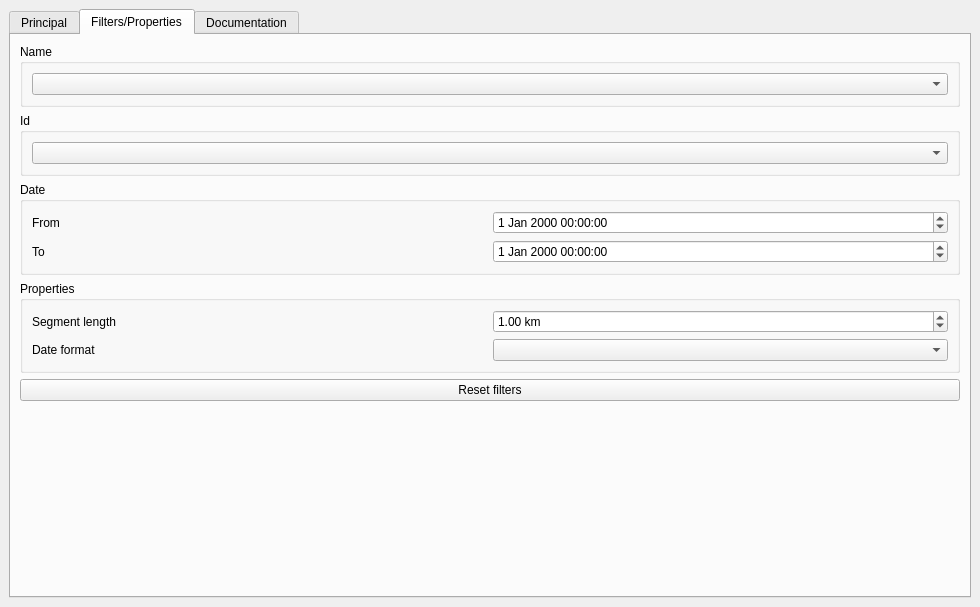
First picture: the form in Radiotrack_dockwidget_base.ui, repository lccanon/Radiotrack, before the edit.
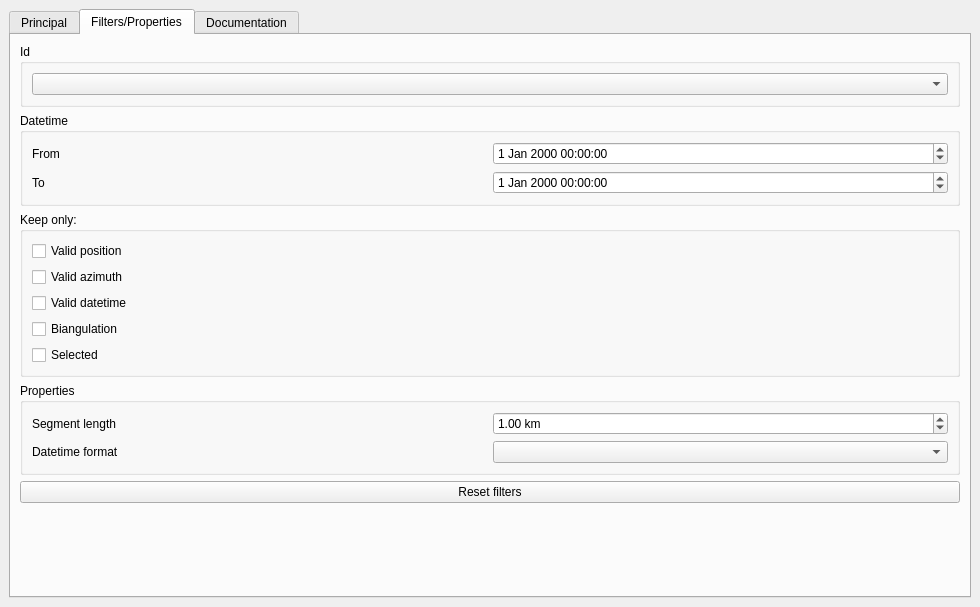
Second picture: the form after the edit. The open tabs and pages were chosen to show the change. Custom widgets are drawn as their Qt base class.

Commit message: datetime instead of date, more filter options, bug fixes, refactor, detection of invalid dates, ...

Diff of the .ui file:
```diff
--- a/Radiotrack_dockwidget_base.ui
+++ b/Radiotrack_dockwidget_base.ui
@@ -114,27 +114,6 @@
         <string>Filters/Properties</string>
        </attribute>
        <layout class="QVBoxLayout" name="verticalLayout_4">
-        <item>
-         <widget class="QGroupBox" name="groupBox_2">
-          <property name="enabled">
-           <bool>true</bool>
-          </property>
-          <property name="sizePolicy">
-           <sizepolicy hsizetype="Expanding" vsizetype="Preferred">
-            <horstretch>0</horstretch>
-            <verstretch>0</verstretch>
-           </sizepolicy>
-          </property>
-          <property name="title">
-           <string>Name</string>
-          </property>
-          <layout class="QHBoxLayout" name="horizontalLayout_6">
-           <item>
-            <widget class="QComboBox" name="nameFilter"/>
-           </item>
-          </layout>
-         </widget>
-        </item>
         <item>
          <widget class="QGroupBox" name="groupBox">
           <property name="sizePolicy">
@@ -168,7 +147,7 @@
            </sizepolicy>
           </property>
           <property name="title">
-           <string>Date</string>
+           <string>Datetime</string>
           </property>
           <layout class="QHBoxLayout" name="horizontalLayout_4">
            <item>
@@ -214,6 +193,50 @@
           </layout>
          </widget>
         </item>
+        <item>
+         <widget class="QGroupBox" name="groupBox_2">
+          <property name="title">
+           <string>Keep only:</string>
+          </property>
+          <layout class="QGridLayout" name="gridLayout_2">
+           <item row="0" column="0">
+            <widget class="QCheckBox" name="position">
+             <property name="text">
+              <string>Valid position</string>
+             </property>
+            </widget>
+           </item>
+           <item row="1" column="0">
+            <widget class="QCheckBox" name="azimuth">
+             <property name="text">
+              <string>Valid azimuth</string>
+             </property>
+            </widget>
+           </item>
+           <item row="2" column="0">
+            <widget class="QCheckBox" name="datetime">
+             <property name="text">
+              <string>Valid datetime</string>
+             </property>
+            </widget>
+           </item>
+           <item row="3" column="0">
+            <widget class="QCheckBox" name="biangulation">
+             <property name="text">
+              <string>Biangulation</string>
+             </property>
+            </widget>
+           </item>
+           <item row="4" column="0">
+            <widget class="QCheckBox" name="selected">
+             <property name="text">
+              <string>Selected</string>
+             </property>
+            </widget>
+           </item>
+          </layout>
+         </widget>
+        </item>
         <item>
          <widget class="QGroupBox" name="groupBox_4">
           <property name="title">
@@ -246,7 +269,7 @@
              <item>
               <widget class="QLabel" name="label">
                <property name="text">
-                <string>Date format</string>
+                <string>Datetime format</string>
                </property>
               </widget>
              </item>
```
The commit also changes 8 other files.
